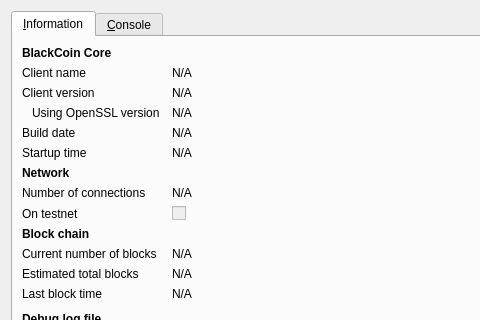
The window that src/qt/forms/rpcconsole.ui (Azotroph/sequencecoin) describes before a commit, drawn with Qt 5; both pictures show x 0 to 480 and y 0 to 320 of the 740 by 450 pixel window.
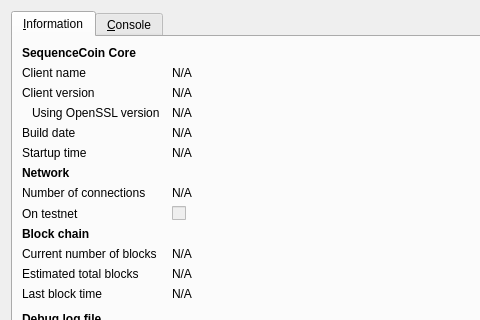
The same window after the commit. Icons and pictures are not drawn.

```diff
--- a/src/qt/forms/rpcconsole.ui
+++ b/src/qt/forms/rpcconsole.ui
@@ -36,7 +36,7 @@
           </font>
          </property>
          <property name="text">
-          <string>BlackCoin Core</string>
+          <string>SequenceCoin Core</string>
          </property>
         </widget>
        </item>
```
Left out of the diff: 6 changed lines with no effect on the pictures.
